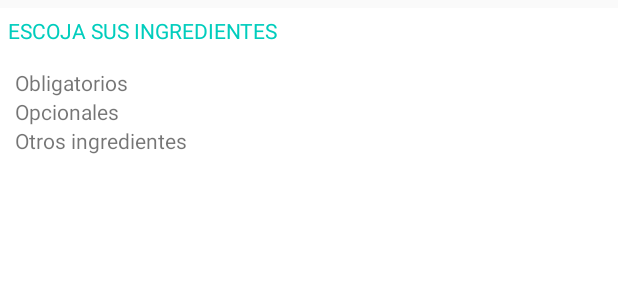
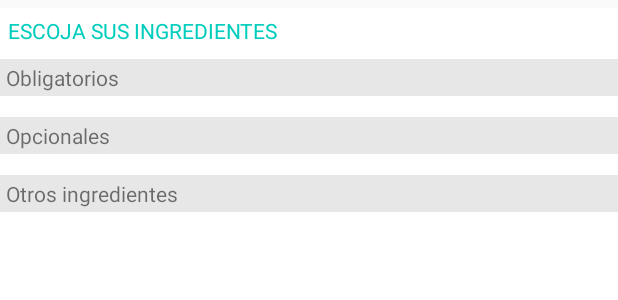
Before and after one commit to corneazul13/GoDomicilios, an Android app: the layout ingradients.xml on its own in the app's theme, with its tools: preview values and no code run, on a phone screen of 412 x 824 dp. Shown: the top 300 px of the screen. Run offline under Robolectric (Android 15) with nearby library versions, the phone set to English and light mode, and no system bars.

Commit message:
Nuevas vistas para la implementación de los ingredientes 2017/08/14 07:07 am

```diff
--- /dev/null
+++ b/app/src/main/res/drawable/background_items.xml
@@ -0,0 +1,12 @@
+<?xml version="1.0" encoding="utf-8"?>
+<shape
+    xmlns:android="http://schemas.android.com/apk/res/android"
+    android:shape="rectangle" >
+    <padding
+        android:top="3dp"
+        android:left="8dp"
+        android:right="8dp"
+        android:bottom="3dp"/>
+    <solid
+        android:color="@color/gray" />
+</shape>
--- a/app/src/main/res/layout/ingradients.xml
+++ b/app/src/main/res/layout/ingradients.xml
@@ -1,6 +1,6 @@
 <?xml version="1.0" encoding="utf-8"?>
-<LinearLayout xmlns:android="http://schemas.android.com/apk/res/android"
-    xmlns:app="http://schemas.android.com/apk/res-auto"
+<LinearLayout
+    xmlns:android="http://schemas.android.com/apk/res/android"
     android:orientation="vertical"
     android:layout_width="match_parent"
     android:background="@color/white"
@@ -12,91 +12,95 @@
         android:layout_width="match_parent"
         android:layout_height="match_parent"
         android:orientation="vertical">
-
-
         <LinearLayout
             android:layout_width="match_parent"
-            android:layout_height="match_parent"
+            android:layout_height="0dp"
             android:layout_weight="0.2"
             android:orientation="vertical">
-
             <TextView
                 android:id="@+id/textView46"
                 android:layout_width="match_parent"
                 android:layout_height="wrap_content"
                 android:layout_margin="5dp"
                 android:textColor="@color/redGo"
-                android:text="ESCOJA SUS INGREDIENTES" />
-
+                android:text="@string/lbl_choice_ingredients" />
             <ScrollView
                 android:layout_width="match_parent"
                 android:layout_height="match_parent">
-
                 <LinearLayout
                     android:id="@+id/li"
                     android:layout_width="match_parent"
-                    android:layout_height="match_parent"
-                    android:layout_margin="10dp"
+                    android:layout_height="wrap_content"
                     android:orientation="vertical">
-
                     <LinearLayout
+                        android:layout_marginTop="4dp"
+                        android:layout_marginBottom="4dp"
                         android:layout_width="match_parent"
                         android:layout_height="match_parent"
                         android:orientation="vertical">
-
                         <TextView
                             android:id="@+id/textView52"
-                            android:layout_width="wrap_content"
+                            android:paddingStart="4dp"
+                            android:paddingEnd="4dp"
+                            android:background="@drawable/background_items"
+                            android:layout_width="match_parent"
                             android:layout_height="wrap_content"
-                            android:layout_weight="1"
-                            android:text="Obligatorios" />
-
+                            android:text="@string/lbl_ingredients" />
                         <LinearLayout
                             android:id="@+id/liObli"
+                            android:layout_marginStart="8dp"
+                            android:layout_marginEnd="8dp"
+                            android:layout_marginTop="6dp"
                             android:layout_width="match_parent"
-                            android:layout_height="match_parent"
-                            android:layout_weight="1"
-                            android:orientation="vertical"></LinearLayout>
-
+                            android:layout_height="wrap_content"
+                            android:orientation="vertical"/>
                     </LinearLayout>
                     <LinearLayout
+                        android:layout_marginTop="4dp"
+                        android:layout_marginBottom="4dp"
                         android:layout_width="match_parent"
                         android:layout_height="match_parent"
                         android:orientation="vertical">
-
                         <TextView
                             android:id="@+id/textView54"
+                            android:paddingStart="4dp"
+                            android:paddingEnd="4dp"
+                            android:background="@drawable/background_items"
                             android:layout_width="match_parent"
                             android:layout_height="wrap_content"
-                            android:text="Opcionales" />
-
+                            android:text="@string/lbl_optional" />
                         <LinearLayout
                             android:id="@+id/liOptional"
+                            android:layout_marginStart="8dp"
+                            android:layout_marginEnd="8dp"
+                            android:layout_marginTop="6dp"
                             android:layout_width="match_parent"
-                            android:layout_height="match_parent"
-                            android:orientation="vertical"></LinearLayout>
+                            android:layout_height="wrap_content"
+                            android:orientation="vertical"/>
                     </LinearLayout>
-
                     <LinearLayout
+                        android:layout_marginTop="4dp"
+                        android:layout_marginBottom="4dp"
                         android:layout_width="match_parent"
                         android:layout_height="match_parent"
                         android:orientation="vertical">
-
                         <TextView
                             android:id="@+id/textView18"
+                            android:paddingStart="4dp"
+                            android:paddingEnd="4dp"
+                            android:background="@drawable/background_items"
                             android:layout_width="match_parent"
                             android:layout_height="wrap_content"
-                            android:text="Otros ingredientes" />
-
+                            android:text="@string/lbl_other" />
                         <LinearLayout
                             android:id="@+id/liIngredients"
+                            android:layout_marginStart="8dp"
+                            android:layout_marginEnd="8dp"
+                            android:layout_marginTop="6dp"
                             android:layout_width="match_parent"
-                            android:layout_height="match_parent"
-                            android:orientation="vertical"></LinearLayout>
+                            android:layout_height="wrap_content"
+                            android:orientation="vertical"/>
                     </LinearLayout>
-
-
-
                 </LinearLayout>
             </ScrollView>
         </LinearLayout>
--- a/app/src/main/res/values/strings.xml
+++ b/app/src/main/res/values/strings.xml
@@ -37,12 +37,17 @@
     <string name="refFour">introduce a continuación su código de referencia y comparte puntos con el.</string>
     <string name="title_activity_qualify">qualify</string>
     <string name="title_activity_chat">chat</string>
-
-
     <string name="title_activity_productm">Producto</string>
     <string name="lbl_title_product">Nombre Producto</string>
     <string name="lbl_description_product">Lorem ipsum dolor sit amet, consectetur adipiscing elit, sed do eiusmod tempor incididunt ut labore et dolore magna aliqua. Ut enim ad minim veniam, quis nostrud exercitation ullamco laboris nisi ut aliquip ex ea commodo consequat. Duis aute irure dolor in reprehenderit in voluptate velit esse cillum dolore eu fugiat nulla pariatur.</string>
     <string name="lbl_price_product">$15.000</string>
     <string name="separed">-</string>
 
+    <string name="radio_button">Radio Button</string>
+
+    <string name="lbl_choice_ingredients">ESCOJA SUS INGREDIENTES</string>
+    <string name="lbl_ingredients">Obligatorios</string>
+    <string name="lbl_optional">Opcionales</string>
+    <string name="lbl_other">Otros ingredientes</string>
+
 </resources>
```
Also changed, not shown: app/src/main/java/godomicilios/mdcc/godomiciliosc/productm.java (+26 -9 lines), app/src/main/res/drawable/background_category.xml (added, +13 -0 lines), app/src/main/res/layout/drink.xml (+7 -5 lines), app/src/main/res/layout/optional.xml (+16 -53 lines), app/src/main/res/layout/template_radio_button.xml (added, +22 -0 lines).
